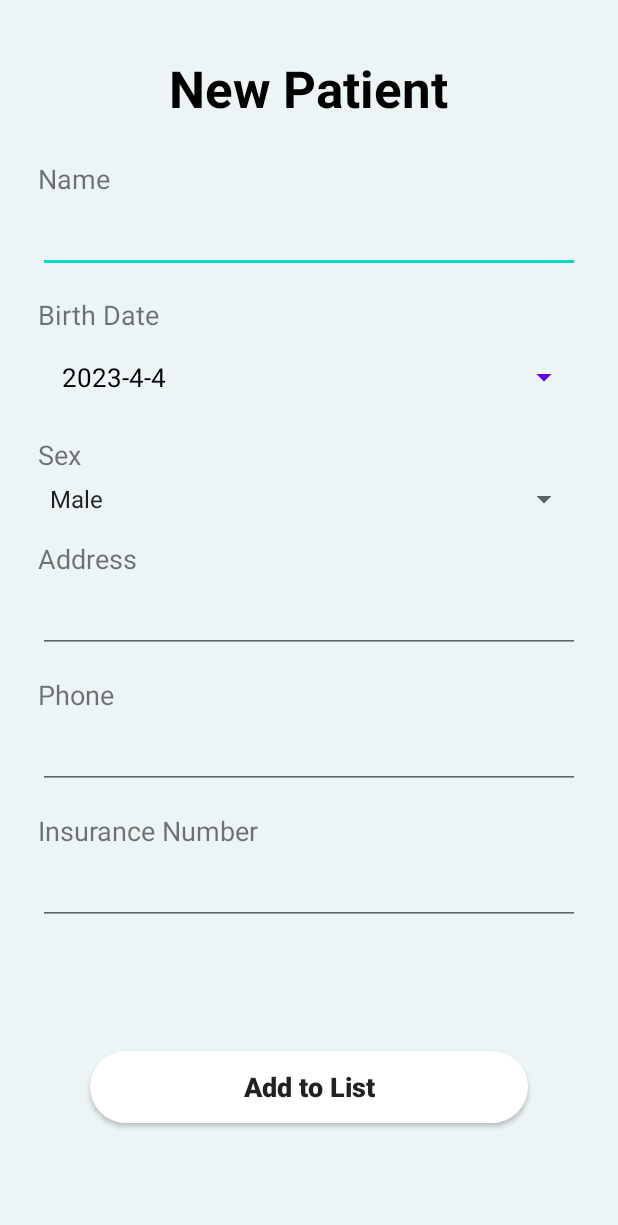
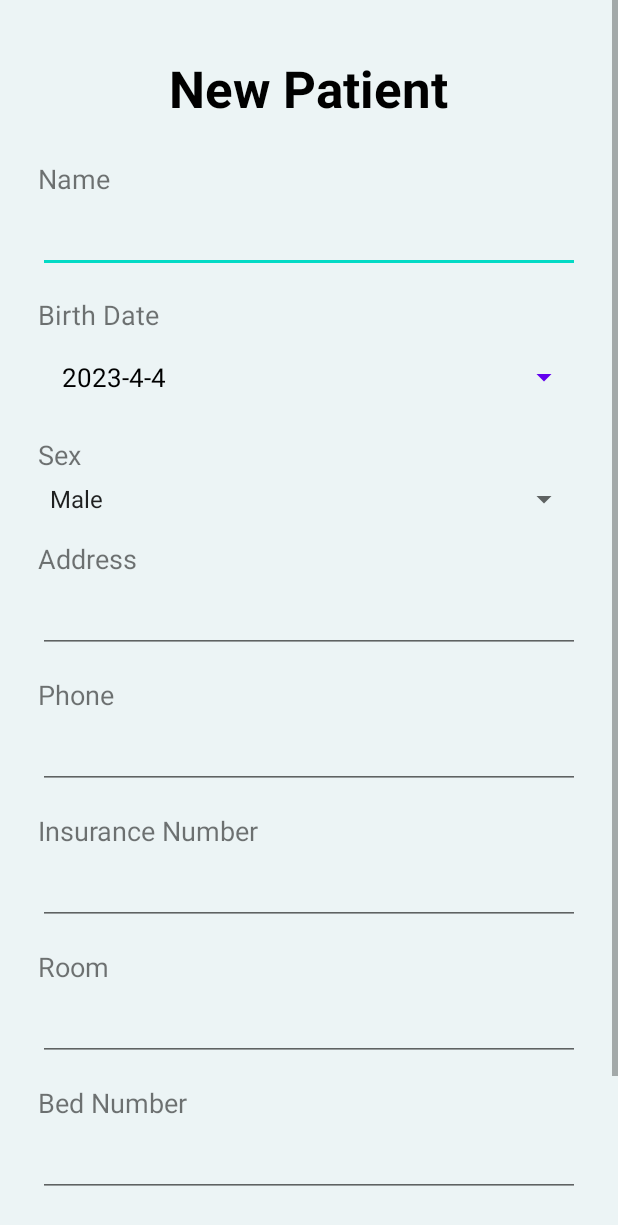
Before and after one commit to BernhardRicardo/documed, an Android app: the AddPatientActivity screen opened directly, with no data from a screen before it, on a phone screen of 412 x 824 dp. Shown: the top 1225 px of the screen. Run offline under Robolectric (Android 15) with nearby library versions, the phone set to English and light mode, and no system bars.

Commit message:
fix new patient page

```diff
--- a/app/src/main/res/layout/activity_add_patient.xml
+++ b/app/src/main/res/layout/activity_add_patient.xml
@@ -1,11 +1,20 @@
 <?xml version="1.0" encoding="utf-8"?>
-<RelativeLayout xmlns:android="http://schemas.android.com/apk/res/android"
+
+<ScrollView
+    xmlns:android="http://schemas.android.com/apk/res/android"
     xmlns:app="http://schemas.android.com/apk/res-auto"
     xmlns:tools="http://schemas.android.com/tools"
     android:layout_width="match_parent"
     android:layout_height="match_parent"
     android:background="@color/lighter_background"
-    tools:context=".Fragment.MenuFragment" >
+    android:id="@+id/scrollView">
+
+    <RelativeLayout
+        android:layout_width="match_parent"
+        android:layout_height="match_parent"
+        android:background="@color/lighter_background"
+        tools:context=".Fragment.MenuFragment">
+
 
         <TextView
             android:id="@+id/tvTitle"
@@ -51,6 +60,7 @@
             android:layout_width="wrap_content"
             android:layout_height="wrap_content"
             android:text="Birth Date " />
+
 
         <Button
             android:id="@+id/datePicker"
@@ -161,20 +171,69 @@
             android:inputType="textPersonName"
             android:text="" />
 
+        <TextView
+            android:layout_below="@+id/editTextInsurance"
+            android:id="@+id/tvNewRoom"
+            android:layout_marginTop="15dp"
+            android:layout_marginLeft="25dp"
+            android:layout_width="wrap_content"
+            android:layout_height="wrap_content"
+            android:textSize="18sp"
+            android:text="Room"
+            tools:layout_editor_absoluteX="12dp"
+            tools:layout_editor_absoluteY="16dp" />
+
+        <EditText
+            android:id="@+id/editTextRoom"
+            android:layout_below="@+id/tvNewRoom"
+            android:layout_marginTop="5dp"
+            android:layout_marginLeft="25dp"
+            android:layout_marginRight="25dp"
+            android:layout_width="match_parent"
+            android:layout_height="wrap_content"
+            android:inputType="textPersonName"
+            android:text=""
+            />
+
+        <TextView
+            android:layout_below="@+id/editTextRoom"
+            android:id="@+id/tvNewBed"
+            android:layout_marginTop="15dp"
+            android:layout_marginLeft="25dp"
+            android:layout_width="wrap_content"
+            android:layout_height="wrap_content"
+            android:textSize="18sp"
+            android:text="Bed Number"
+            tools:layout_editor_absoluteX="12dp"
+            tools:layout_editor_absoluteY="16dp" />
+
+        <EditText
+            android:id="@+id/editTextBed"
+            android:layout_below="@id/tvNewBed"
+            android:layout_marginBottom="50dp"
+            android:layout_marginTop="5dp"
+            android:layout_marginLeft="25dp"
+            android:layout_marginRight="25dp"
+            android:layout_width="match_parent"
+            android:layout_height="wrap_content"
+            android:inputType="textPersonName"
+            android:text="" />
+
         <androidx.appcompat.widget.AppCompatButton
             android:id="@+id/btnAdd"
-        android:layout_centerHorizontal="true"
-        android:layout_alignParentBottom="true"
-        android:layout_marginBottom="75dp"
-        android:layout_marginTop="5dp"
-        android:background="@drawable/curved_white"
+            android:layout_below="@id/editTextBed"
             android:layout_width="match_parent"
             android:layout_height="wrap_content"
+            android:layout_centerHorizontal="true"
+            android:layout_marginTop="25dp"
             android:layout_marginRight="120dp"
-        android:textStyle="bold"
+            android:layout_marginBottom="25dp"
+            android:background="@drawable/curved_white"
+            android:text="Add to List"
+            android:textAllCaps="false"
             android:textSize="18sp"
-        android:textAllCaps="false"
-        android:text="Add to List" />
-
+            android:textStyle="bold" />
 
     </RelativeLayout>
+
+</ScrollView>
```
Lines whose indentation alone changed are shown as unchanged.
